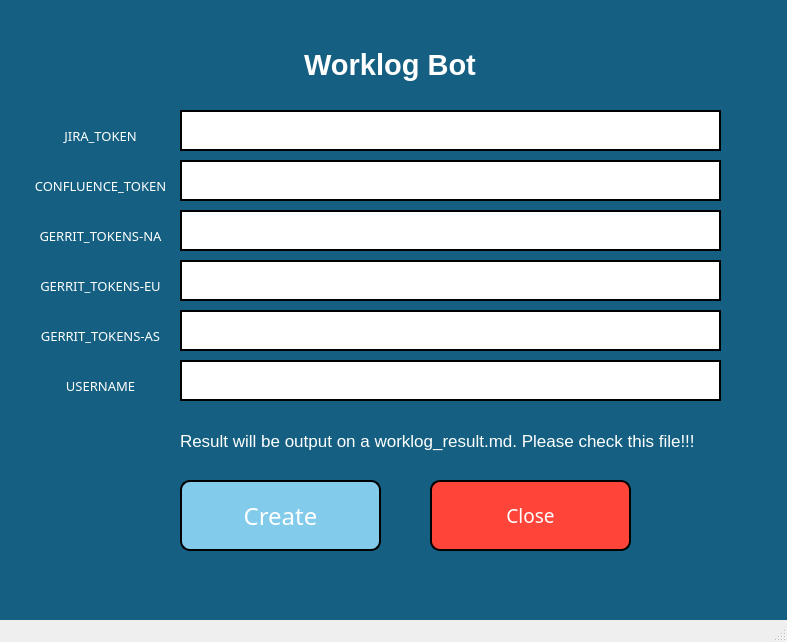
Qt form worklog.ui (nakkasoft/das-worklog) before a commit.
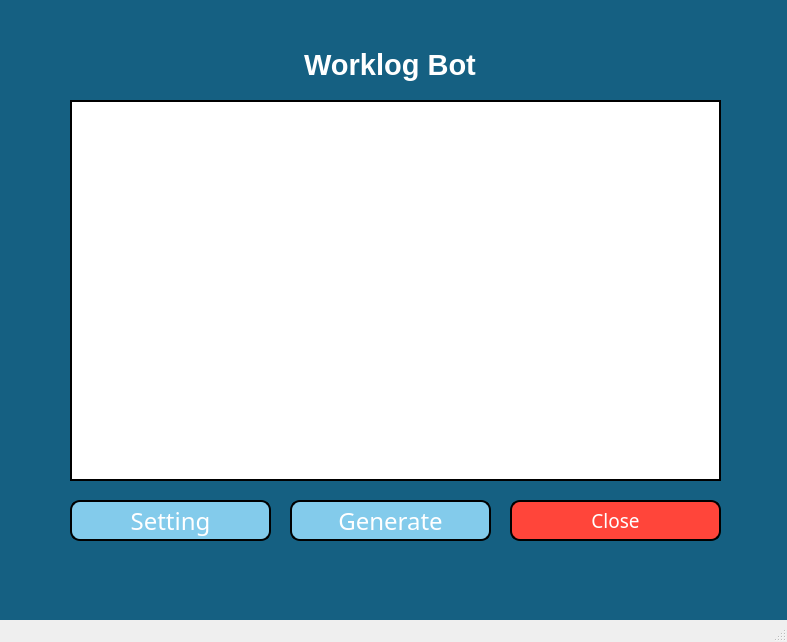
The same form after that commit. Icons and pictures are not drawn.

The edit to the form file:
```diff
--- a/worklog.ui
+++ b/worklog.ui
@@ -72,57 +72,13 @@
      <set>Qt::AlignCenter</set>
     </property>
    </widget>
-   <widget class="QLabel" name="label_2">
-    <property name="geometry">
-     <rect>
-      <x>30</x>
-      <y>110</y>
-      <width>141</width>
-      <height>51</height>
-     </rect>
-    </property>
-    <property name="font">
-     <font>
-      <family>LG스마트체2.0 Regular</family>
-      <pointsize>10</pointsize>
-     </font>
-    </property>
-    <property name="styleSheet">
-     <string notr="true">color: white;</string>
-    </property>
-    <property name="text">
-     <string>JIRA_TOKEN</string>
-    </property>
-    <property name="alignment">
-     <set>Qt::AlignCenter</set>
-    </property>
-   </widget>
-   <widget class="QLineEdit" name="lineEdit">
-    <property name="geometry">
-     <rect>
-      <x>180</x>
-      <y>110</y>
-      <width>541</width>
-      <height>41</height>
-     </rect>
-    </property>
-    <property name="styleSheet">
-     <string notr="true">border: 2px solid black; background-color: rgb(255, 255, 255);</string>
-    </property>
-    <property name="text">
-     <string/>
-    </property>
-    <property name="placeholderText">
-     <string/>
-    </property>
-   </widget>
    <widget class="QPushButton" name="pushButton">
     <property name="geometry">
      <rect>
-      <x>180</x>
-      <y>480</y>
+      <x>290</x>
+      <y>500</y>
       <width>201</width>
-      <height>71</height>
+      <height>41</height>
      </rect>
     </property>
     <property name="font">
@@ -135,16 +91,16 @@
      <string notr="true">border: 2px solid black; background-color: rgb(131, 203, 235); border-radius: 10px; color: white;</string>
     </property>
     <property name="text">
-     <string>Create</string>
+     <string>Generate</string>
     </property>
    </widget>
    <widget class="QPushButton" name="closeButton">
     <property name="geometry">
      <rect>
-      <x>430</x>
-      <y>480</y>
-      <width>201</width>
-      <height>71</height>
+      <x>510</x>
+      <y>500</y>
+      <width>211</width>
+      <height>41</height>
      </rect>
     </property>
     <property name="font">
@@ -160,217 +116,13 @@
      <string>Close</string>
     </property>
    </widget>
-   <widget class="QLineEdit" name="lineEdit_2">
-    <property name="geometry">
-     <rect>
-      <x>180</x>
-      <y>160</y>
-      <width>541</width>
-      <height>41</height>
-     </rect>
-    </property>
-    <property name="styleSheet">
-     <string notr="true">border: 2px solid black; background-color: rgb(255, 255, 255);</string>
-    </property>
-    <property name="text">
-     <string/>
-    </property>
-    <property name="placeholderText">
-     <string/>
-    </property>
-   </widget>
-   <widget class="QLabel" name="instructionLabel">
-    <property name="geometry">
-     <rect>
-      <x>180</x>
-      <y>420</y>
-      <width>541</width>
-      <height>41</height>
-     </rect>
-    </property>
-    <property name="font">
-     <font>
-      <pointsize>13</pointsize>
-      <kerning>true</kerning>
-     </font>
-    </property>
-    <property name="styleSheet">
-     <string notr="true">color: white; background-color: rgb(21, 96, 130);</string>
-    </property>
-    <property name="text">
-     <string>Result will be output on a worklog_result.md. Please check this file!!!</string>
-    </property>
-   </widget>
-   <widget class="QLabel" name="label_3">
-    <property name="geometry">
-     <rect>
-      <x>30</x>
-      <y>160</y>
-      <width>141</width>
-      <height>51</height>
-     </rect>
-    </property>
-    <property name="font">
-     <font>
-      <family>LG스마트체2.0 Regular</family>
-      <pointsize>10</pointsize>
-     </font>
-    </property>
-    <property name="styleSheet">
-     <string notr="true">color: white;</string>
-    </property>
-    <property name="text">
-     <string>CONFLUENCE_TOKEN</string>
-    </property>
-    <property name="alignment">
-     <set>Qt::AlignCenter</set>
-    </property>
-   </widget>
-   <widget class="QLabel" name="label_4">
-    <property name="geometry">
-     <rect>
-      <x>30</x>
-      <y>260</y>
-      <width>141</width>
-      <height>51</height>
-     </rect>
-    </property>
-    <property name="font">
-     <font>
-      <family>LG스마트체2.0 Regular</family>
-      <pointsize>10</pointsize>
-     </font>
-    </property>
-    <property name="styleSheet">
-     <string notr="true">color: white;</string>
-    </property>
-    <property name="text">
-     <string>GERRIT_TOKENS-EU</string>
-    </property>
-    <property name="alignment">
-     <set>Qt::AlignCenter</set>
-    </property>
-   </widget>
-   <widget class="QLineEdit" name="lineEdit_3">
-    <property name="geometry">
-     <rect>
-      <x>180</x>
-      <y>210</y>
-      <width>541</width>
-      <height>41</height>
-     </rect>
-    </property>
-    <property name="styleSheet">
-     <string notr="true">border: 2px solid black; background-color: rgb(255, 255, 255);</string>
-    </property>
-    <property name="text">
-     <string/>
-    </property>
-    <property name="placeholderText">
-     <string/>
-    </property>
-   </widget>
-   <widget class="QLineEdit" name="lineEdit_4">
-    <property name="geometry">
-     <rect>
-      <x>180</x>
-      <y>260</y>
-      <width>541</width>
-      <height>41</height>
-     </rect>
-    </property>
-    <property name="styleSheet">
-     <string notr="true">border: 2px solid black; background-color: rgb(255, 255, 255);</string>
-    </property>
-    <property name="text">
-     <string/>
-    </property>
-    <property name="placeholderText">
-     <string/>
-    </property>
-   </widget>
-   <widget class="QLabel" name="label_5">
-    <property name="geometry">
-     <rect>
-      <x>30</x>
-      <y>210</y>
-      <width>141</width>
-      <height>51</height>
-     </rect>
-    </property>
-    <property name="font">
-     <font>
-      <family>LG스마트체2.0 Regular</family>
-      <pointsize>10</pointsize>
-     </font>
-    </property>
-    <property name="styleSheet">
-     <string notr="true">color: white;</string>
-    </property>
-    <property name="text">
-     <string>GERRIT_TOKENS-NA</string>
-    </property>
-    <property name="alignment">
-     <set>Qt::AlignCenter</set>
-    </property>
-   </widget>
-   <widget class="QLabel" name="label_6">
-    <property name="geometry">
-     <rect>
-      <x>30</x>
-      <y>360</y>
-      <width>141</width>
-      <height>51</height>
-     </rect>
-    </property>
-    <property name="font">
-     <font>
-      <family>LG스마트체2.0 Regular</family>
-      <pointsize>10</pointsize>
-     </font>
-    </property>
-    <property name="styleSheet">
-     <string notr="true">color: white;</string>
-    </property>
-    <property name="text">
-     <string>USERNAME</string>
-    </property>
-    <property name="alignment">
-     <set>Qt::AlignCenter</set>
-    </property>
-   </widget>
-   <widget class="QLabel" name="label_7">
-    <property name="geometry">
-     <rect>
-      <x>30</x>
-      <y>310</y>
-      <width>141</width>
-      <height>51</height>
-     </rect>
-    </property>
-    <property name="font">
-     <font>
-      <family>LG스마트체2.0 Regular</family>
-      <pointsize>10</pointsize>
-     </font>
-    </property>
-    <property name="styleSheet">
-     <string notr="true">color: white;</string>
-    </property>
-    <property name="text">
-     <string>GERRIT_TOKENS-AS</string>
-    </property>
-    <property name="alignment">
-     <set>Qt::AlignCenter</set>
-    </property>
-   </widget>
    <widget class="QLineEdit" name="lineEdit_5">
     <property name="geometry">
      <rect>
-      <x>180</x>
-      <y>360</y>
-      <width>541</width>
-      <height>41</height>
+      <x>70</x>
+      <y>100</y>
+      <width>651</width>
+      <height>381</height>
      </rect>
     </property>
     <property name="styleSheet">
@@ -383,23 +135,26 @@
      <string/>
     </property>
    </widget>
-   <widget class="QLineEdit" name="lineEdit_6">
+   <widget class="QPushButton" name="pushButton_3">
     <property name="geometry">
      <rect>
-      <x>180</x>
-      <y>310</y>
-      <width>541</width>
+      <x>70</x>
+      <y>500</y>
+      <width>201</width>
       <height>41</height>
      </rect>
     </property>
+    <property name="font">
+     <font>
+      <family>LG스마트체2.0 Regular</family>
+      <pointsize>18</pointsize>
+     </font>
+    </property>
     <property name="styleSheet">
-     <string notr="true">border: 2px solid black; background-color: rgb(255, 255, 255);</string>
+     <string notr="true">border: 2px solid black; background-color: rgb(131, 203, 235); border-radius: 10px; color: white;</string>
     </property>
     <property name="text">
-     <string/>
-    </property>
-    <property name="placeholderText">
-     <string/>
+     <string>Setting</string>
     </property>
    </widget>
   </widget>
```
